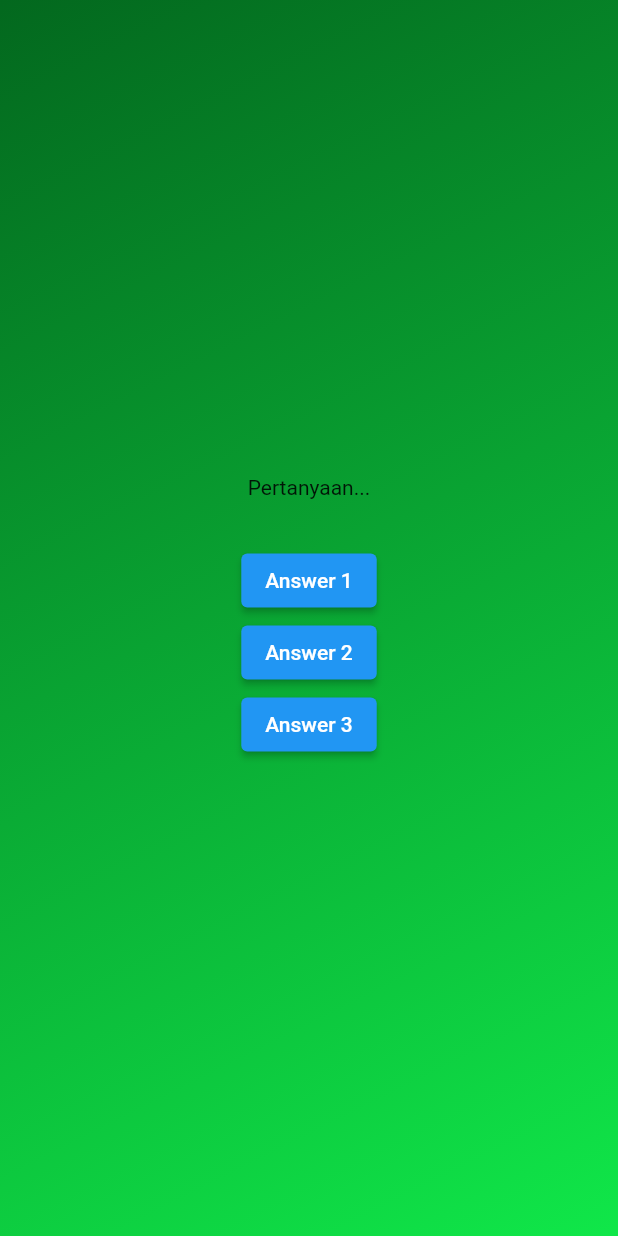
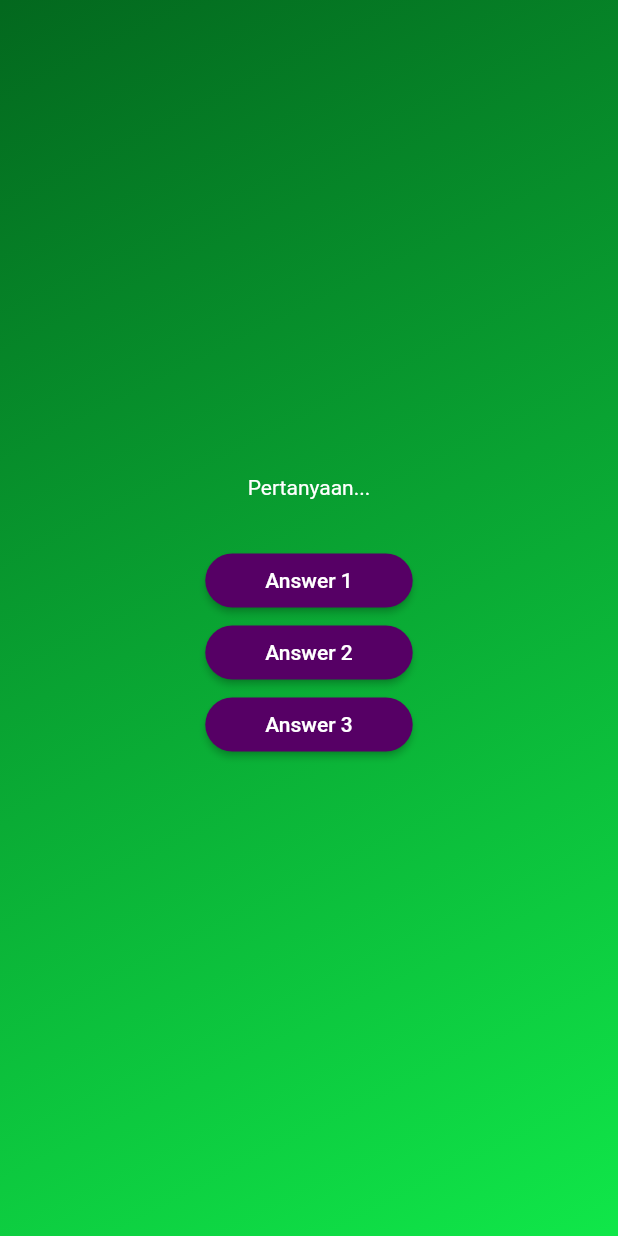
Before and after one commit to rayhan-afk/second_app, a Flutter app: the screen it shows after launch, after a tap on "Mulai Quiz", on a phone screen of 412 x 824 dp. Run offline on Flutter 3.47's test engine with Material 2 defaults, Android fonts, the phone set to English and light mode, and no system bars.

Commit message:
answer button

```diff
--- /dev/null
+++ b/lib/answer_button.dart
@@ -0,0 +1,26 @@
+import 'package:flutter/material.dart';
+
+class AnswerButton extends StatelessWidget {
+  const AnswerButton({
+    super.key,
+    required this.answerText,
+    required this.onTap,
+  });
+
+  final String answerText;
+  final void Function() onTap;
+
+  @override
+  Widget build(BuildContext context) {
+    return ElevatedButton(
+      onPressed: onTap,
+      style: ElevatedButton.styleFrom(
+        padding: const EdgeInsets.symmetric(vertical: 10, horizontal: 40,),
+        backgroundColor: const Color.fromARGB(255, 86, 0, 101),
+        foregroundColor: Colors.white,
+        shape: RoundedRectangleBorder(borderRadius: BorderRadius.circular(40))
+      ),
+      child: Text(answerText),
+    );
+  }
+}
--- a/lib/questions_screen.dart
+++ b/lib/questions_screen.dart
@@ -1,4 +1,5 @@
 import 'package:flutter/material.dart';
+import 'package:second_app/answer_button.dart';
 
 class QuestionsScreen extends StatefulWidget {
   const QuestionsScreen({super.key});
@@ -17,20 +18,14 @@ class _QuestionScreenState extends State<QuestionsScreen> {
       child: Column(
         mainAxisAlignment: MainAxisAlignment.center,
         children: [
-          const Text('Pertanyaan...'),
+          const Text('Pertanyaan...',
+              style: TextStyle(
+                color: Colors.white,
+              )),
           const SizedBox(height: 30),
-          ElevatedButton(
-            onPressed: () {},
-            child: const Text('Answer 1'),
-          ),
-          ElevatedButton(
-            onPressed: () {},
-            child: const Text('Answer 2'),
-          ),
-          ElevatedButton(
-            onPressed: () {},
-            child: const Text('Answer 3'),
-          ),
+          AnswerButton(answerText: 'Answer 1', onTap: () {}),
+          AnswerButton(answerText: 'Answer 2', onTap: () {}),
+          AnswerButton(answerText: 'Answer 3', onTap: () {}),
         ],
       ),
     );
```
